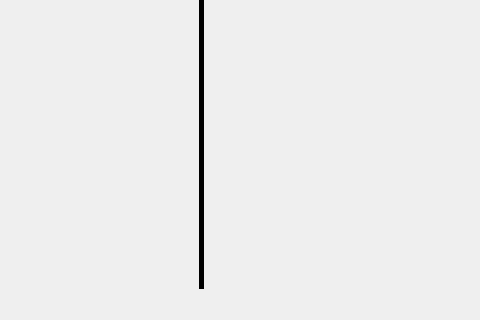
DanilloMLS/lepee, file src/templates/tela_ensino.ui: the form before one commit; both pictures show x 0 to 480 and y 438 to 758 of the 1016 by 758 pixel window.
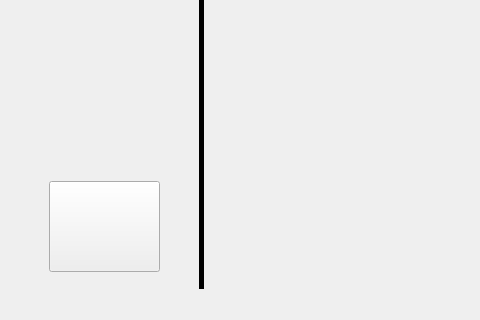
The form after the commit. Icons and pictures are not drawn.

```diff
--- a/src/templates/tela_ensino.ui
+++ b/src/templates/tela_ensino.ui
@@ -76,6 +76,19 @@
         </property>
        </widget>
       </widget>
+      <widget class="QPushButton" name="voltarButton">
+       <property name="geometry">
+        <rect>
+         <x>40</x>
+         <y>610</y>
+         <width>111</width>
+         <height>91</height>
+        </rect>
+       </property>
+       <property name="text">
+        <string/>
+       </property>
+      </widget>
      </widget>
     </item>
    </layout>
```
Left out of the diff: 1 changed line with no effect on the pictures.
